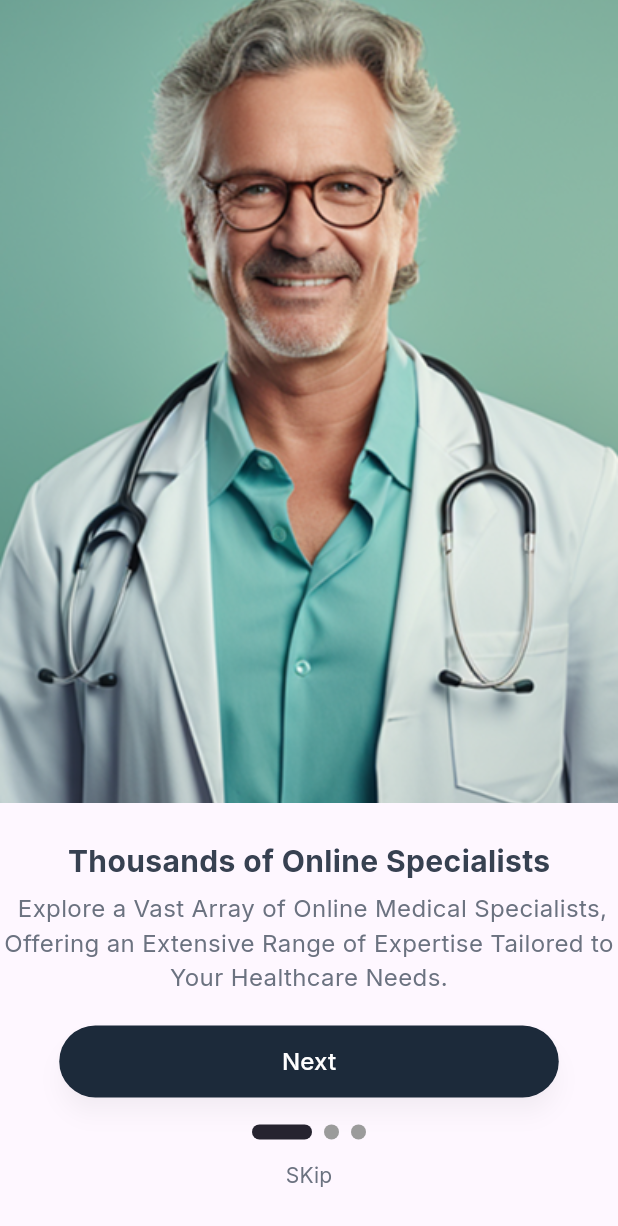
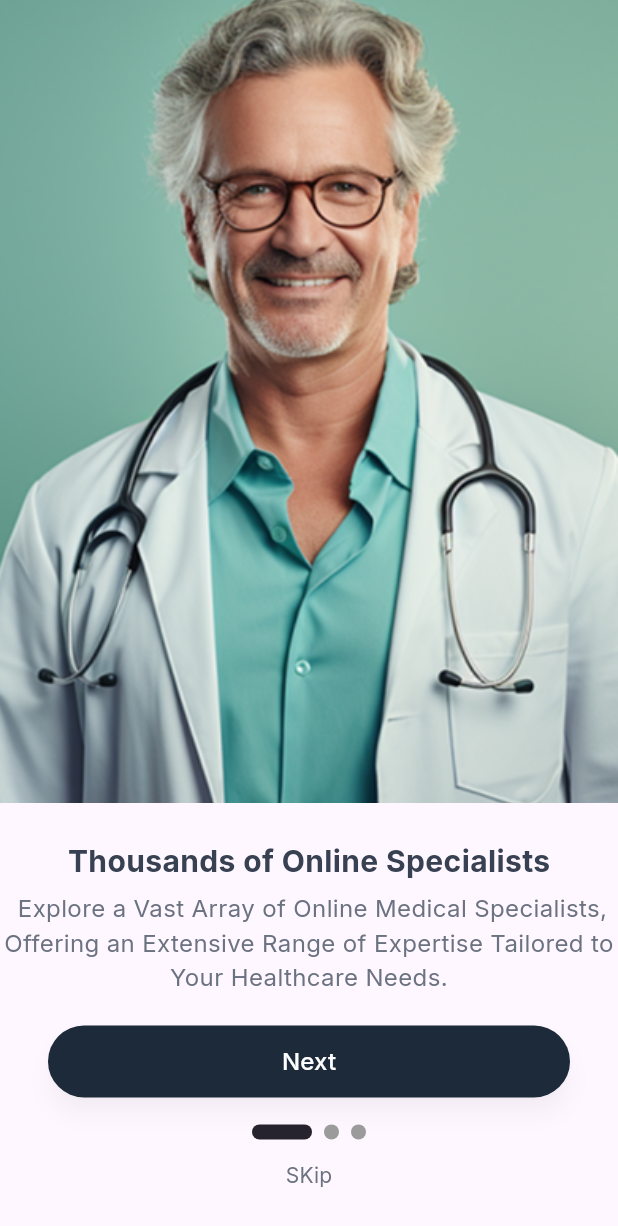
Before and after one commit to Youssef-Taqi-Eldeen/Clinic_app-, a Flutter app: the OnboardingPageThree screen opened by its route, on a phone screen of 412 x 824 dp. Shown: the top 1226 px of the screen. Run offline on Flutter 3.47's test engine with Material 3 defaults, Android fonts, the phone set to English and light mode, and no system bars; drawn by our look-alikes of smooth_page_indicator; our stand-ins replace go_router, google_fonts.

Commit message:
refactoring code

```diff
--- a/lib/Features/Onboarding/presentation/view/widget/onboarding_next_botton.dart
+++ b/lib/Features/Onboarding/presentation/view/widget/custom_botton.dart
@@ -1,16 +1,21 @@
 import 'package:flutter/material.dart';
+import 'package:google_fonts/google_fonts.dart';
 
-class OnboardingNextButton extends StatelessWidget {
-  const OnboardingNextButton({
+class CustomButton extends StatelessWidget {
+  const CustomButton({
     super.key,
     required this.onPressed,
+    required this.text,
+    this.padding,
   });
+  final String text;
   final VoidCallback onPressed;
+  final EdgeInsets? padding;
 
   @override
   Widget build(BuildContext context) {
     return Padding(
-      padding: const EdgeInsets.symmetric(horizontal: 39.5),
+      padding: padding ?? const EdgeInsets.all(0),
       child: SizedBox(
         width: double.infinity,
         height: 48,
@@ -23,13 +28,12 @@ class OnboardingNextButton extends StatelessWidget {
             elevation: 6,
             shadowColor: Colors.black.withOpacity(0.2),
           ),
-          child: const Text(
-            "Next",
-            style: TextStyle(
+          child: Text(
+            text,
+            style: GoogleFonts.inter(
               color: Colors.white,
               fontSize: 16,
               fontWeight: FontWeight.w500,
-              fontFamily: 'Inter',
             ),
           ),
         ),
--- a/lib/Features/Onboarding/presentation/view/widget/onboarding_page_one.dart
+++ b/lib/Features/Onboarding/presentation/view/widget/onboarding_page_one.dart
@@ -1,7 +1,7 @@
 import 'package:flutter/material.dart';
 import 'package:go_router/go_router.dart';
 import 'package:y_clinic_app/Features/Onboarding/presentation/view/widget/onboarding_image.dart';
-import 'package:y_clinic_app/Features/Onboarding/presentation/view/widget/onboarding_next_botton.dart';
+import 'package:y_clinic_app/Features/Onboarding/presentation/view/widget/custom_botton.dart';
 import 'package:y_clinic_app/Features/Onboarding/presentation/view/widget/onboarding_page_indicator.dart';
 import 'package:y_clinic_app/Features/Onboarding/presentation/view/widget/onboarding_skip_botton.dart';
 import 'package:y_clinic_app/Features/Onboarding/presentation/view/widget/onboarding_sub_title.dart';
@@ -42,10 +42,12 @@ class OnboardingPageOne extends StatelessWidget {
         const SizedBox(
           height: 20,
         ),
-        OnboardingNextButton(
+        CustomButton(
           onPressed: () {
             context.go(AppRouter.kOnboardingViewTwo);
           },
+          text: 'Next',
+          padding: const EdgeInsets.symmetric(horizontal: 32),
         ),
         const SizedBox(
           height: 18,
--- a/lib/Features/Onboarding/presentation/view/widget/onboarding_page_three.dart
+++ b/lib/Features/Onboarding/presentation/view/widget/onboarding_page_three.dart
@@ -1,7 +1,7 @@
 import 'package:flutter/material.dart';
 import 'package:go_router/go_router.dart';
 import 'package:y_clinic_app/Features/Onboarding/presentation/view/widget/onboarding_image.dart';
-import 'package:y_clinic_app/Features/Onboarding/presentation/view/widget/onboarding_next_botton.dart';
+import 'package:y_clinic_app/Features/Onboarding/presentation/view/widget/custom_botton.dart';
 import 'package:y_clinic_app/Features/Onboarding/presentation/view/widget/onboarding_page_indicator.dart';
 import 'package:y_clinic_app/Features/Onboarding/presentation/view/widget/onboarding_skip_botton.dart';
 import 'package:y_clinic_app/Features/Onboarding/presentation/view/widget/onboarding_sub_title.dart';
@@ -43,10 +43,12 @@ class OnboardingPageThree extends StatelessWidget {
           const SizedBox(
             height: 20,
           ),
-          OnboardingNextButton(
+          CustomButton(
             onPressed: () {
               context.go(AppRouter.kLOginone);
             },
+            text: 'Next',
+            padding: const EdgeInsets.symmetric(horizontal: 32),
           ),
           const SizedBox(
             height: 18,
--- a/lib/Features/Onboarding/presentation/view/widget/onboarding_page_two.dart
+++ b/lib/Features/Onboarding/presentation/view/widget/onboarding_page_two.dart
@@ -1,7 +1,7 @@
 import 'package:flutter/material.dart';
 import 'package:go_router/go_router.dart';
 import 'package:y_clinic_app/Features/Onboarding/presentation/view/widget/onboarding_image.dart';
-import 'package:y_clinic_app/Features/Onboarding/presentation/view/widget/onboarding_next_botton.dart';
+import 'package:y_clinic_app/Features/Onboarding/presentation/view/widget/custom_botton.dart';
 import 'package:y_clinic_app/Features/Onboarding/presentation/view/widget/onboarding_page_indicator.dart';
 import 'package:y_clinic_app/Features/Onboarding/presentation/view/widget/onboarding_skip_botton.dart';
 import 'package:y_clinic_app/Features/Onboarding/presentation/view/widget/onboarding_sub_title.dart';
@@ -43,10 +43,12 @@ class OnboardingPageTwo extends StatelessWidget {
           const SizedBox(
             height: 20,
           ),
-          OnboardingNextButton(
+          CustomButton(
             onPressed: () {
               context.go(AppRouter.kOnboardingViewThree);
             },
+            text: 'Next',
+            padding: const EdgeInsets.symmetric(horizontal: 32),
           ),
           const SizedBox(
             height: 18,
```
Also changed, not shown: lib/Features/Profile/presentation/view/widget/profile_image_with_icon.dart (+5 -6 lines), lib/Features/Profile/presentation/view/widget/profile_view_body.dart (+15 -15 lines), lib/Features/Sign up/presentation/view/widget/button_create_account.dart (deleted, +0 -36 lines), lib/Features/Sign up/presentation/view/widget/custom_text_field.dart (+13 -8 lines), lib/Features/Sign up/presentation/view/widget/sign_up_view_body.dart (+5 -2 lines), assets/images/calendar-2.png (added).
